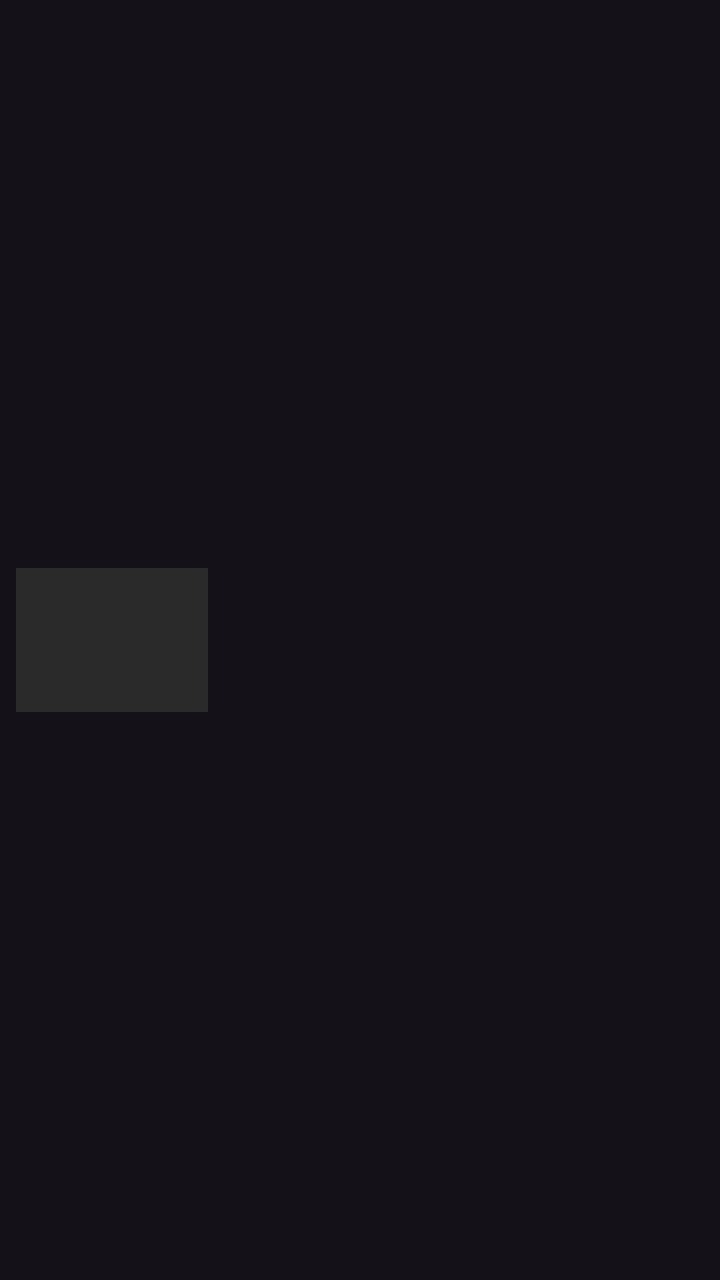
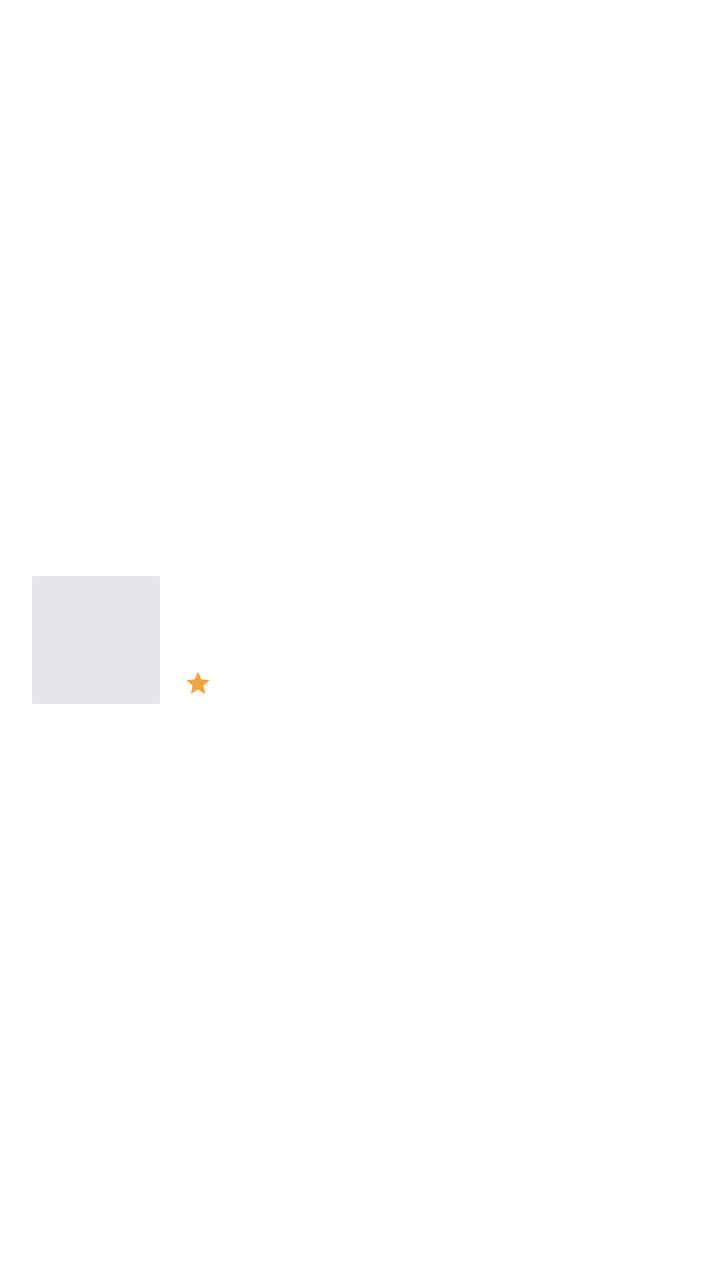

The first picture is an Android layout as it rendered before a commit; the second is the same layout after the commit. The layout source and the unified diff follow.
<!-- AndroidManifest.xml: application theme Theme.RawgGames -->
<!-- res/layout/item_game.xml -->
<?xml version="1.0" encoding="utf-8"?>
<LinearLayout xmlns:android="http://schemas.android.com/apk/res/android"
    android:layout_width="match_parent"
    android:layout_height="wrap_content"
    android:background="?attr/selectableItemBackground"
    android:gravity="center_vertical"
    android:orientation="horizontal"
    android:padding="8dp">

    <ImageView
        android:id="@+id/cover"
        android:layout_width="96dp"
        android:layout_height="72dp"
        android:background="@color/cover_placeholder"
        android:contentDescription="@null"
        android:scaleType="centerCrop" />

    <LinearLayout
        android:layout_width="0dp"
        android:layout_height="wrap_content"
        android:layout_marginStart="12dp"
        android:layout_weight="1"
        android:orientation="vertical">

        <TextView
            android:id="@+id/name"
            android:layout_width="match_parent"
            android:layout_height="wrap_content"
            android:maxLines="2"
            android:textAppearance="?attr/textAppearanceTitleMedium"
            android:textStyle="bold" />

        <TextView
            android:id="@+id/meta"
            android:layout_width="match_parent"
            android:layout_height="wrap_content"
            android:layout_marginTop="4dp"
            android:textAppearance="?attr/textAppearanceBodySmall" />
    </LinearLayout>

    <ImageButton
        android:id="@+id/delete"
        android:layout_width="48dp"
        android:layout_height="48dp"
        android:background="?attr/selectableItemBackgroundBorderless"
        android:contentDescription="@string/delete"
        android:src="@android:drawable/ic_menu_delete"
        android:visibility="gone" />
</LinearLayout>
<!-- resources referenced by this layout -->
<resources>
  <color name="cover_placeholder">#2A2A2A</color>
  <string name="delete">Delete favorite</string>
  <style name="Theme.RawgGames" parent="Theme.Material3.Dark.NoActionBar" />
</resources>

<!-- the commit's change to res/layout/item_game.xml (unified diff, before → after) -->
@@ -5,12 +5,13 @@
     android:background="?attr/selectableItemBackground"
     android:gravity="center_vertical"
     android:orientation="horizontal"
-    android:padding="8dp">
+    android:paddingHorizontal="16dp"
+    android:paddingVertical="10dp">
 
     <ImageView
         android:id="@+id/cover"
-        android:layout_width="96dp"
-        android:layout_height="72dp"
+        android:layout_width="64dp"
+        android:layout_height="64dp"
         android:background="@color/cover_placeholder"
         android:contentDescription="@null"
         android:scaleType="centerCrop" />
@@ -26,24 +27,50 @@
             android:id="@+id/name"
             android:layout_width="match_parent"
             android:layout_height="wrap_content"
-            android:maxLines="2"
-            android:textAppearance="?attr/textAppearanceTitleMedium"
+            android:maxLines="1"
+            android:ellipsize="end"
+            android:textColor="@color/text_primary"
+            android:textSize="16sp"
             android:textStyle="bold" />
 
         <TextView
-            android:id="@+id/meta"
+            android:id="@+id/release"
             android:layout_width="match_parent"
             android:layout_height="wrap_content"
+            android:layout_marginTop="2dp"
+            android:textColor="@color/text_secondary"
+            android:textSize="12sp" />
+
+        <LinearLayout
+            android:layout_width="wrap_content"
+            android:layout_height="wrap_content"
             android:layout_marginTop="4dp"
-            android:textAppearance="?attr/textAppearanceBodySmall" />
+            android:gravity="center_vertical"
+            android:orientation="horizontal">
+
+            <ImageView
+                android:layout_width="14dp"
+                android:layout_height="14dp"
+                android:contentDescription="@null"
+                android:src="@drawable/ic_star" />
+
+            <TextView
+                android:id="@+id/rating"
+                android:layout_width="wrap_content"
+                android:layout_height="wrap_content"
+                android:layout_marginStart="4dp"
+                android:textColor="@color/text_primary"
+                android:textSize="12sp" />
+        </LinearLayout>
     </LinearLayout>
 
     <ImageButton
         android:id="@+id/delete"
-        android:layout_width="48dp"
-        android:layout_height="48dp"
+        android:layout_width="40dp"
+        android:layout_height="40dp"
         android:background="?attr/selectableItemBackgroundBorderless"
         android:contentDescription="@string/delete"
-        android:src="@android:drawable/ic_menu_delete"
+        android:src="@drawable/ic_heart_filled"
+        android:tint="@color/star"
         android:visibility="gone" />
 </LinearLayout>
<!-- resource entries referenced after the edit -->
@@ -1,7 +1,36 @@
 <!-- resources referenced by this layout -->
 <resources>
-  <color name="cover_placeholder">#2A2A2A</color>
+  <color name="cover_placeholder">#E4E6E9</color>
+  <color name="star">#F2A33C</color>
+  <color name="text_primary">#1F2933</color>
+  <color name="text_secondary">#7C8794</color>
+  <!-- drawable ic_heart_filled (drawable) -->
+  <vector xmlns:android="http://schemas.android.com/apk/res/android"
+      android:width="24dp"
+      android:height="24dp"
+      android:viewportWidth="24"
+      android:viewportHeight="24">
+      <path
+          android:fillColor="@android:color/white"
+          android:pathData="M12,21.35l-1.45,-1.32C5.4,15.36 2,12.28 2,8.5 2,5.42 4.42,3 7.5,3c1.74,0 3.41,0.81 4.5,2.09C13.09,3.81 14.76,3 16.5,3 19.58,3 22,5.42 22,8.5c0,3.78 -3.4,6.86 -8.55,11.54L12,21.35z" />
+  </vector>
+  <!-- drawable ic_star (drawable) -->
+  <vector xmlns:android="http://schemas.android.com/apk/res/android"
+      android:width="14dp"
+      android:height="14dp"
+      android:viewportWidth="24"
+      android:viewportHeight="24">
+      <path
+          android:fillColor="@color/star"
+          android:pathData="M12,17.27L18.18,21l-1.64,-7.03L22,9.24l-7.19,-0.61L12,2 9.19,8.63 2,9.24l5.46,4.73L5.82,21z" />
+  </vector>
   <string name="delete">Delete favorite</string>
-  <style name="Theme.RawgGames" parent="Theme.Material3.Dark.NoActionBar" />
+  <style name="Theme.RawgGames" parent="Theme.Material3.Light.NoActionBar">
+          <item name="colorPrimary">@color/header_bg</item>
+          <item name="android:windowBackground">@color/screen_bg</item>
+          <item name="android:statusBarColor">@color/header_bg</item>
+      </style>
+  <color name="header_bg">#34495E</color>
+  <color name="screen_bg">#FFFFFF</color>
 </resources>
 
